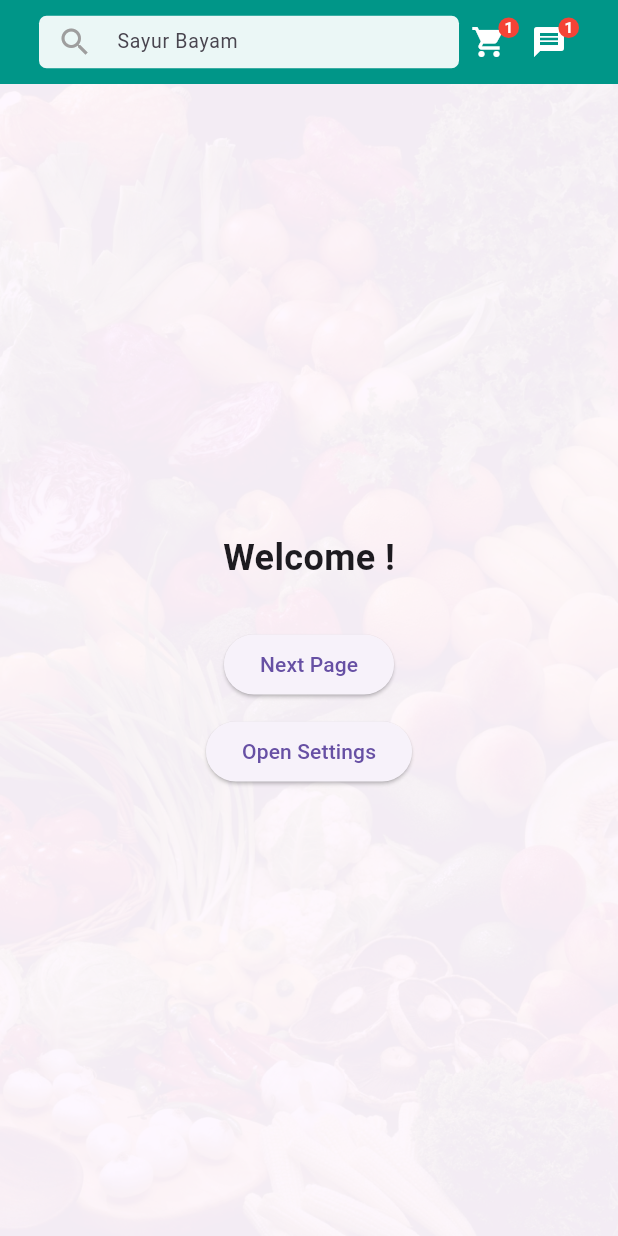
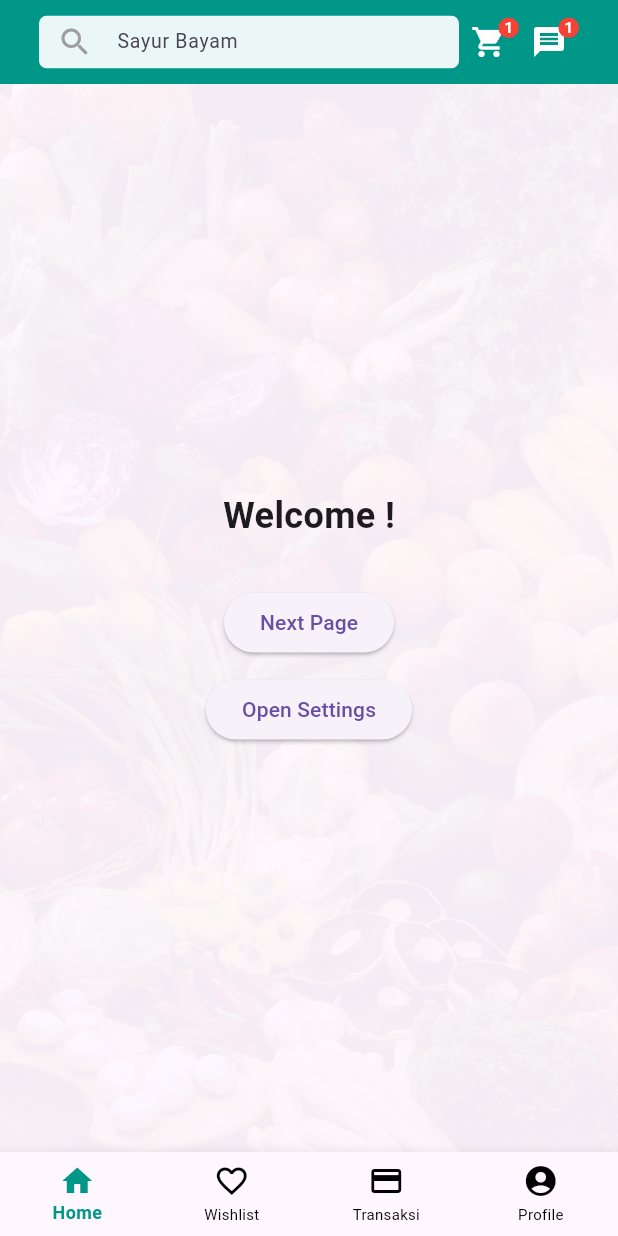
Before and after one commit to agarizqulloh725/mlijoan-apps-flutter, a Flutter app: the HomeScreen screen opened directly, on a phone screen of 412 x 824 dp. Run offline on Flutter 3.47's test engine with Material 3 defaults, Android fonts, the phone set to English and light mode, and no system bars; our stand-ins replace flutter_secure_storage, shared_preferences; accounts and stored records are empty; network calls fail.

Commit message:
add: navbar bottom

```diff
--- /dev/null
+++ b/lib/components/navbar.dart
@@ -0,0 +1,75 @@
+import 'package:flutter/material.dart';
+
+class BottomNavbar extends StatelessWidget {
+  final int selectedIndex;
+  final Function(int) onItemTapped;
+
+  // Constructor menerima parameter selectedIndex dan onItemTapped
+  const BottomNavbar({
+    super.key,
+    required this.selectedIndex,
+    required this.onItemTapped,
+  });
+
+  @override
+  Widget build(BuildContext context) {
+    return BottomNavigationBar(
+      type: BottomNavigationBarType.fixed,
+      currentIndex: selectedIndex,
+      onTap: onItemTapped, // Menangani saat item navbar dipilih
+      items: <BottomNavigationBarItem>[
+        BottomNavigationBarItem(
+          icon: Icon(
+            Icons.home,
+            size: 24, // Ukuran ikon
+            color: selectedIndex == 0 ? Colors.teal : Colors.black, // Mengubah warna ikon saat dipilih
+          ),
+          label: 'Home',
+          tooltip: 'Home',
+        ),
+        BottomNavigationBarItem(
+          icon: Icon(
+            Icons.favorite_border, // Ikon Wishlist
+            size: 24, // Ukuran ikon
+            color: selectedIndex == 1 ? Colors.teal : Colors.black, // Mengubah warna ikon saat dipilih
+          ),
+          label: 'Wishlist',
+          tooltip: 'Wishlist',
+        ),
+        BottomNavigationBarItem(
+          icon: Icon(
+            Icons.payment, // Ikon Transaksi
+            size: 24, // Ukuran ikon
+            color: selectedIndex == 2 ? Colors.teal : Colors.black, // Mengubah warna ikon saat dipilih
+          ),
+          label: 'Transaksi',
+          tooltip: 'Transaksi',
+        ),
+        BottomNavigationBarItem(
+          icon: Icon(
+            Icons.account_circle, // Ikon Profile
+            size: 24, // Ukuran ikon
+            color: selectedIndex == 3 ? Colors.teal : Colors.black, // Mengubah warna ikon saat dipilih
+          ),
+          label: 'Profile',
+          tooltip: 'Profile',
+        ),
+      ],
+      // Menyesuaikan ukuran dan warna label saat dipilih
+      selectedLabelStyle: const TextStyle(
+        fontSize: 12, // Ukuran font label saat terpilih
+        color: Colors.teal, // Warna label saat terpilih
+        fontWeight: FontWeight.bold, // Gaya font tebal saat terpilih
+      ),
+      // Menyesuaikan ukuran dan warna label saat tidak dipilih
+      unselectedLabelStyle: const TextStyle(
+        fontSize: 10, // Ukuran font label saat tidak terpilih
+        color: Colors.black, // Warna label saat tidak terpilih
+      ),
+      // Mengatur warna ikon yang tidak dipilih menjadi hitam
+      unselectedItemColor: Colors.black,
+      // Mengatur warna ikon yang dipilih menjadi teal
+      selectedItemColor: Colors.teal,
+    );
+  }
+}
--- a/lib/pages/home_screen.dart
+++ b/lib/pages/home_screen.dart
@@ -4,15 +4,18 @@ import '../services/auth_api_service.dart';
 import '../pages/auth/login_page.dart';
 import '../models/user.dart';
 import '../components/appbar.dart';
+import '../components/navbar.dart';  // Import BottomNavbar widget
 
 class HomeScreen extends StatefulWidget {
   const HomeScreen({super.key});
+
   @override
   _HomeScreenState createState() => _HomeScreenState();
 }
 
 class _HomeScreenState extends State<HomeScreen> {
   User? currentUser;
+  int _selectedIndex = 0;
 
   @override
   void initState() {
@@ -50,6 +53,13 @@ class _HomeScreenState extends State<HomeScreen> {
     // Handle message button press
   }
 
+  // Fungsi untuk menangani pemilihan item navbar
+  void _onItemTapped(int index) {
+    setState(() {
+      _selectedIndex = index;
+    });
+  }
+
   @override
   Widget build(BuildContext context) {
     return Scaffold(
@@ -71,7 +81,9 @@ Widget build(BuildContext context) {
             mainAxisAlignment: MainAxisAlignment.center,
             children: <Widget>[
               Text(
-              currentUser != null ? 'Welcome ${currentUser!.name}!' : 'No logged in user',
+                currentUser != null
+                    ? 'Welcome ${currentUser!.name}!'
+                    : 'No logged in user',
                 style: const TextStyle(fontSize: 24, fontWeight: FontWeight.bold),
               ),
               const SizedBox(height: 20),
@@ -94,6 +106,11 @@ Widget build(BuildContext context) {
           ),
         ),
       ),
+      // Menggunakan widget BottomNavbar
+      bottomNavigationBar: BottomNavbar(
+        selectedIndex: _selectedIndex,
+        onItemTapped: _onItemTapped,  // Menangani pemilihan item navbar
+      ),
     );
   }
 }
```
Lines whose indentation alone changed are shown as unchanged.
